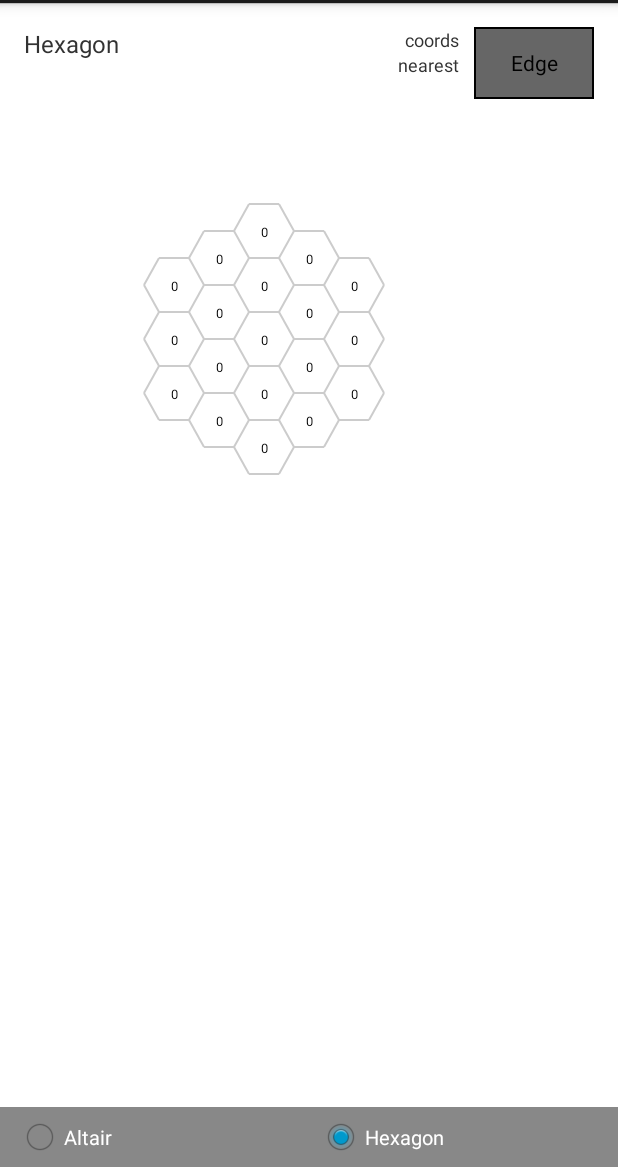
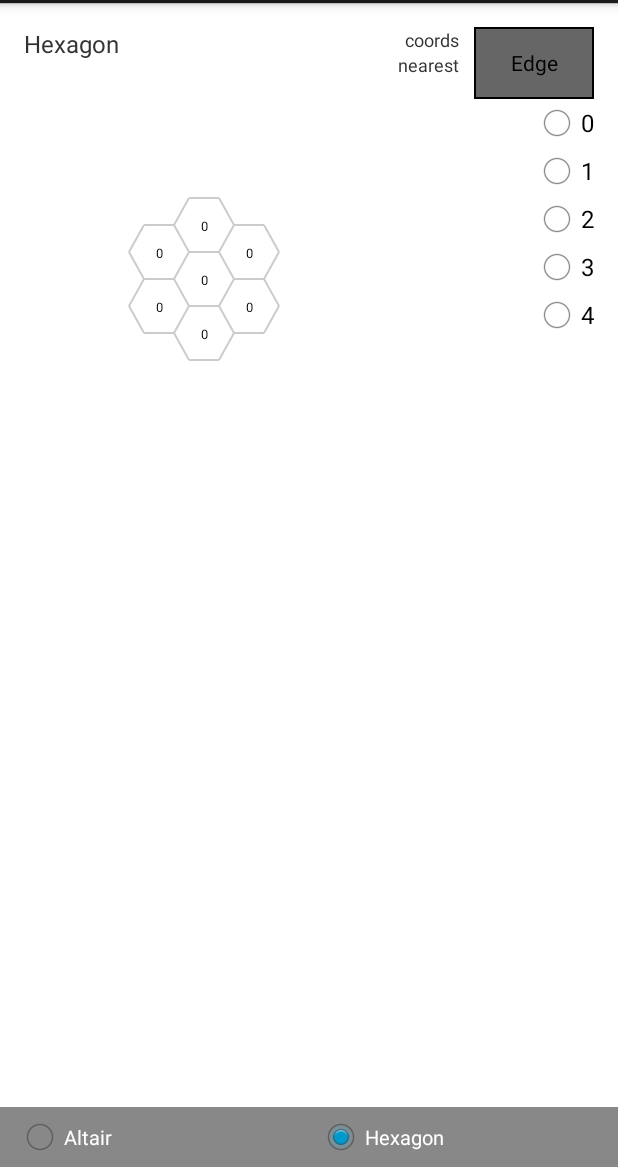
Before and after one commit to CapnArmadillo/Slitherlinks, an Android app: the screen it shows after launch (MainActivity), after a tap on "Hexagon", on a phone screen of 412 x 824 dp, the part 69-1236 px from its top. Run offline under Robolectric (Android 15) with nearby library versions, the phone set to English and light mode, and no system bars.

Commit message:
modified 0 depth case

```diff
--- a/app/src/main/java/com/armadillo/slitherlink/altair/Slitherlink.java
+++ b/app/src/main/java/com/armadillo/slitherlink/altair/Slitherlink.java
@@ -229,9 +229,11 @@ public class Slitherlink
         Edge tempE;
 //        int countG, countE;
         boolean trigger = true;
-        tlist = factory.grow(temp, 1, trigger);
-        DLog.d(TAG, "tlist.size() = " + tlist.size());
-        queue.addAll(tlist);
+        if (count > 0) {
+            tlist = factory.grow(temp, 1, trigger);
+            DLog.d(TAG, "tlist.size() = " + tlist.size());
+            queue.addAll(tlist);
+        }
         int max = queue.size();
         for (int h = 1; h <= count; h++ ){
             if (h == count) {
--- a/app/src/main/java/com/armadillo/slitherlink/hex/HexLayoutFragment.java
+++ b/app/src/main/java/com/armadillo/slitherlink/hex/HexLayoutFragment.java
@@ -10,7 +10,9 @@ import android.view.MotionEvent;
 import android.view.View;
 import android.view.ViewGroup;
 import android.view.ViewTreeObserver;
+import android.widget.CompoundButton;
 import android.widget.ImageView;
+import android.widget.RadioButton;
 import android.widget.TextView;
 import android.widget.ToggleButton;
 
@@ -36,6 +38,8 @@ public class HexLayoutFragment extends Fragment {
     private ImageView image;
     private TextView coordinates, nearest;
     private ToggleButton clickMode;
+
+    private RadioButton depth0, depth1, depth2, depth3, depth4;
 
     private Slitherlink slitherlink;
     private ArrayList<SNode> nodes;
@@ -72,6 +76,18 @@ public class HexLayoutFragment extends Fragment {
         nearest = (TextView)view.findViewById(R.id.nearest);
 
         clickMode = (ToggleButton)view.findViewById(R.id.clickMode);
+
+        depth0 = (RadioButton)view.findViewById(R.id.depth0);
+        depth1 = (RadioButton)view.findViewById(R.id.depth1);
+        depth2 = (RadioButton)view.findViewById(R.id.depth2);
+        depth3 = (RadioButton)view.findViewById(R.id.depth3);
+        depth4 = (RadioButton)view.findViewById(R.id.depth4);
+
+        setListener(depth0);
+        setListener(depth1);
+        setListener(depth2);
+        setListener(depth3);
+        setListener(depth4);
 
         return view;
     }
@@ -118,15 +134,15 @@ public class HexLayoutFragment extends Fragment {
             if (slitherlink == null) {
 //                slitherlink = new Slitherlink(Slitherlink.TYPE_HEXAGON, 2, SlitherlinkHelper.sl31, 1.5f);
 //                slitherlink = new Slitherlink(Slitherlink.TYPE_HEXAGON, 1, 2.0f);
-//                slitherlink = new Slitherlink(Slitherlink.TYPE_HEXAGON, 1, 1.5f);
+                slitherlink = new Slitherlink(Slitherlink.TYPE_HEXAGON, 1, 1.5f);
 //                slitherlink = new Slitherlink(Slitherlink.TYPE_HEXAGON, 2, 2.0f);
-                slitherlink = new Slitherlink(Slitherlink.TYPE_HEXAGON, 2, 1.5f);
+//                slitherlink = new Slitherlink(Slitherlink.TYPE_HEXAGON, 2, 1.5f);
+//                slitherlink = new Slitherlink(Slitherlink.TYPE_HEXAGON, 3, 1.5f);
+//                slitherlink = new Slitherlink(Slitherlink.TYPE_HEXAGON, 4, 1.5f);
 
                 nodes = slitherlink.getNodes();
                 edges = slitherlink.getEdges();
             }
-//            fillNodes();
-//            board.requestLayout();
         } catch (Exception e) {
 
         }
@@ -189,7 +205,32 @@ public class HexLayoutFragment extends Fragment {
             Position pos = node.getPosition();
             canvas.drawText("" + node.getValue(), pos.getX() - xTextOffset, pos.getY() + yTextOffset, paint);
 //            canvas.drawText("" + node.getId() + "," + node.getValue(), pos.getX() - xTextOffset, pos.getY() + yTextOffset, paint);
+//            canvas.drawText("" + node.getId(), pos.getX() - xTextOffset, pos.getY() + yTextOffset, paint);
         }
+    }
+
+    public void setListener(CompoundButton button) {
+        button.setOnCheckedChangeListener(new CompoundButton.OnCheckedChangeListener() {
+            @Override
+            public void onCheckedChanged(CompoundButton buttonView, boolean isChecked) {
+                if (isChecked) {
+                    String text = buttonView.getText().toString();
+                    if (text != null) {
+                        int depth = Integer.parseInt(text);
+                        slitherlink = new Slitherlink(Slitherlink.TYPE_HEXAGON, depth, 1.5f);
+
+                        nodes = slitherlink.getNodes();
+                        edges = slitherlink.getEdges();
+
+                        if (treeLoaded && canvas != null) {
+                            canvas.drawColor(getResources().getColor(R.color.white));
+                            fillNodes();
+                            fillEdges();
+                        }
+                    }
+                }
+            }
+        });
     }
 
     public void setOnTouchListenerForView(View view) {
--- a/app/src/main/res/layout/fragment_hex.xml
+++ b/app/src/main/res/layout/fragment_hex.xml
@@ -44,11 +44,58 @@
         android:layout_toLeftOf="@id/clickMode"
         />
 
+    <RadioGroup
+        android:id="@+id/radioGroup"
+        android:layout_width="wrap_content"
+        android:layout_height="wrap_content"
+        android:orientation="vertical"
+        android:layout_below="@id/clickMode"
+        android:layout_alignParentRight="true"
+        >
+
+        <RadioButton
+            android:id="@+id/depth0"
+            android:layout_width="wrap_content"
+            android:layout_height="wrap_content"
+            android:text="0"
+            />
+
+        <RadioButton
+            android:id="@+id/depth1"
+            android:layout_width="wrap_content"
+            android:layout_height="wrap_content"
+            android:text="1"
+            />
+
+        <RadioButton
+            android:id="@+id/depth2"
+            android:layout_width="wrap_content"
+            android:layout_height="wrap_content"
+            android:text="2"
+            />
+
+        <RadioButton
+            android:id="@+id/depth3"
+            android:layout_width="wrap_content"
+            android:layout_height="wrap_content"
+            android:text="3"
+            />
+
+        <RadioButton
+            android:id="@+id/depth4"
+            android:layout_width="wrap_content"
+            android:layout_height="wrap_content"
+            android:text="4"
+            />
+
+    </RadioGroup>
+
     <ImageView
         android:id="@+id/image"
         android:layout_width="match_parent"
         android:layout_height="match_parent"
         android:layout_below="@id/clickMode"
+        android:layout_toLeftOf="@id/radioGroup"
         />
 
 </RelativeLayout>
```
